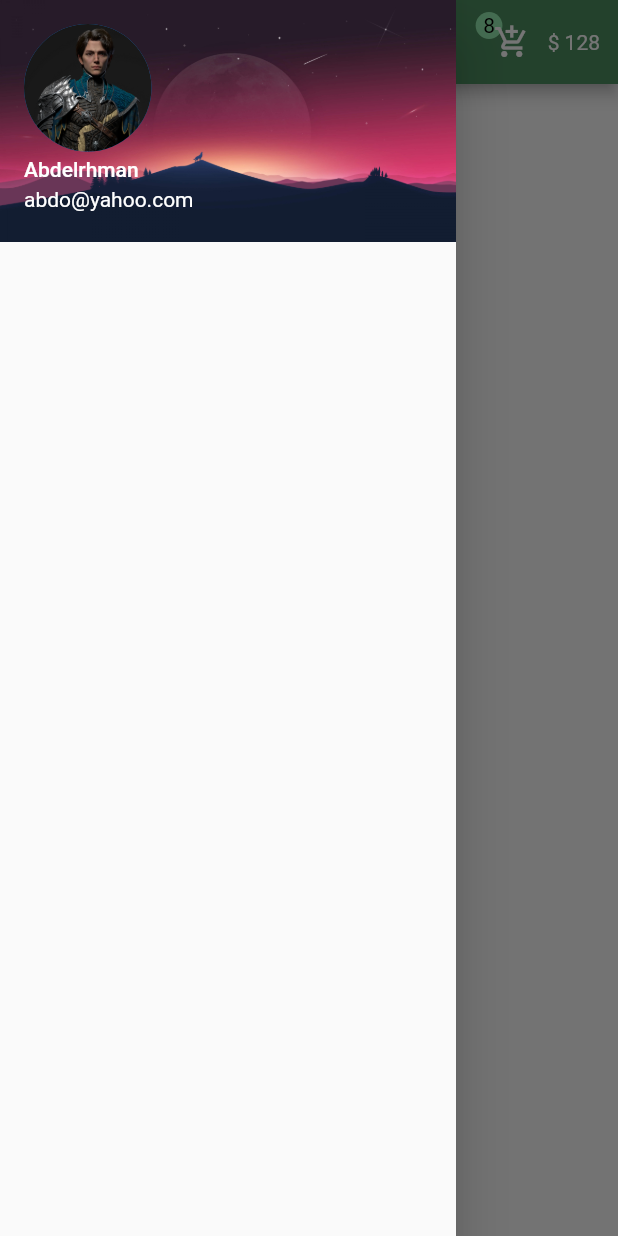
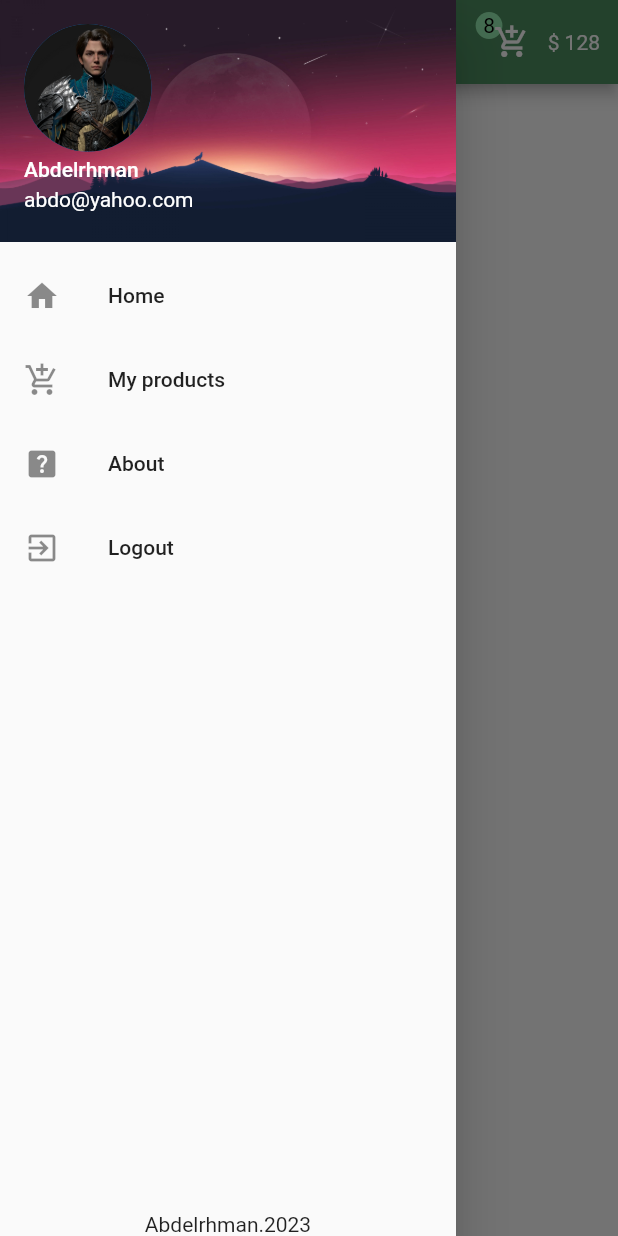
Before and after one commit to abdorady2022001/Electronic_shop, a Flutter app: the screen it shows after launch, with the side drawer open, on a phone screen of 412 x 824 dp. Run offline on Flutter 3.47's test engine with Material 2 defaults, Android fonts, the light colour scheme and no system bars.

Commit message:
Create a drawer and insert a ListTile

```diff
--- a/lib/pages/home.dart
+++ b/lib/pages/home.dart
@@ -8,11 +8,15 @@ class Home extends StatelessWidget {
     return Scaffold(
       drawer: Drawer(
           child: Column(
+        mainAxisAlignment: MainAxisAlignment.spaceBetween,
+        children: [
+          Column(
             children: [
               UserAccountsDrawerHeader(
                 decoration: BoxDecoration(
                   image: DecorationImage(
-                  image: AssetImage("assets/img/a2.jpg"), fit: BoxFit.cover),
+                      image: AssetImage("assets/img/a2.jpg"),
+                      fit: BoxFit.cover),
                 ),
                 accountName: Text("Abdelrhman",
                     style: TextStyle(
@@ -21,8 +25,26 @@ class Home extends StatelessWidget {
                 accountEmail: Text("abdo@yahoo.com"),
                 currentAccountPictureSize: Size.square(85),
                 currentAccountPicture: CircleAvatar(
-                radius: 55, backgroundImage: AssetImage("assets/img/a1.jpg")),
+                    radius: 55,
+                    backgroundImage: AssetImage("assets/img/a1.jpg")),
               ),
+              ListTile(
+                  title: Text("Home"), leading: Icon(Icons.home), onTap: () {}),
+              ListTile(
+                  title: Text("My products"),
+                  leading: Icon(Icons.add_shopping_cart),
+                  onTap: () {}),
+              ListTile(
+                  title: Text("About"),
+                  leading: Icon(Icons.help_center),
+                  onTap: () {}),
+              ListTile(
+                  title: Text("Logout"),
+                  leading: Icon(Icons.exit_to_app),
+                  onTap: () {}),
+            ],
+          ),
+          Text("Abdelrhman.2023")
         ],
       )),
       appBar: AppBar(
```
Lines whose indentation alone changed are shown as unchanged.
